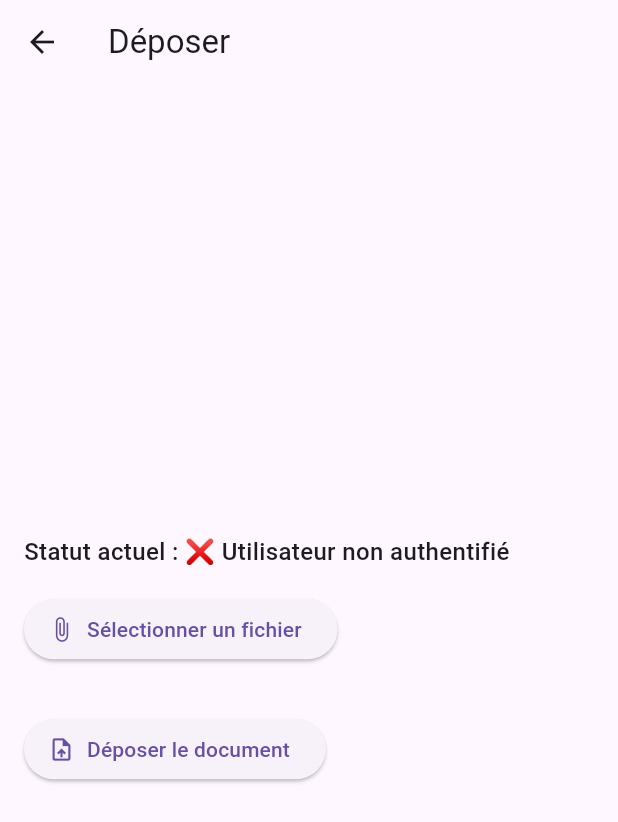
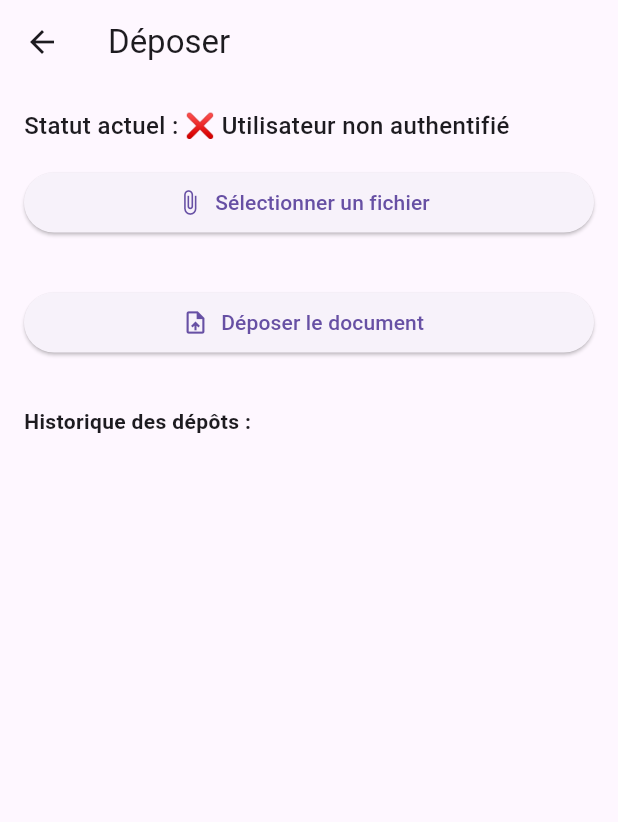
Before and after one commit to SaibiDhia/stage_app, a Flutter app: the DepotPage screen opened directly, after a tap on "Déposer le document", on a phone screen of 412 x 824 dp. Shown: the top 822 px of the screen. Run offline on Flutter 3.47's test engine with Material 3 defaults, Android fonts, the phone set to English and light mode, and no system bars; our stand-ins replace file_picker, shared_preferences; accounts and stored records are empty.

Commit message:
versionning + historique des documents working perfectly

```diff
--- a/Frontend/lib/screens/depot_page.dart
+++ b/Frontend/lib/screens/depot_page.dart
@@ -2,11 +2,12 @@ import 'package:flutter/material.dart';
 import 'package:file_picker/file_picker.dart';
 import 'package:http/http.dart' as http;
 import 'dart:io';
+import 'dart:convert';
 import 'package:shared_preferences/shared_preferences.dart';
 import 'dart:async';
 
 class DepotPage extends StatefulWidget {
-  final String documentType; // "Bilan", "Rapport", "Journal de Bord"
+  final String documentType; // 'Bilan', 'Rapport', 'Journal de Bord'
 
   const DepotPage({super.key, required this.documentType});
 
@@ -23,34 +24,13 @@ class _DepotPageState extends State<DepotPage> {
   String _currentType = '';
   int _currentVersion = 1;
   int _maxVersion = 1;
-
-  // -------- LOGIQUE VERSION --------
-
-  int getMaxVersion(String baseType) {
-    switch (baseType) {
-      case 'Bilan':
-        return 1;
-      case 'Rapport':
-        return 2;
-      case 'Journal de Bord':
-        return 3;
-      default:
-        return 1;
-    }
-  }
-
-  String _getVersionType(String baseType, int version) {
-    if (baseType == 'Journal de Bord') {
-      return 'Journal de Bord Version $version';
-    }
-    return '$baseType Version $version';
-  }
+  List<Map<String, dynamic>> _historique = [];
 
   @override
   void initState() {
     super.initState();
-    _maxVersion = getMaxVersion(widget.documentType);
-    _fetchStatut();
+    _maxVersion = _getMaxVersion(widget.documentType);
+    _fetchStatutAndHistorique();
     _startAutoRefresh();
   }
 
@@ -62,11 +42,27 @@ class _DepotPageState extends State<DepotPage> {
 
   void _startAutoRefresh() {
     _refreshTimer = Timer.periodic(const Duration(seconds: 10), (_) {
-      _fetchStatut();
+      _fetchStatutAndHistorique();
     });
   }
 
-  // -------- SELECTION DE FICHIER --------
+  int _getMaxVersion(String baseType) {
+    if (baseType.startsWith('Journal de Bord')) return 1;
+    if (baseType.startsWith('Rapport')) return 2;
+    if (baseType.startsWith('Bilan')) return 3;
+    return 1;
+  }
+
+  String _getVersionedType(String baseType, int version) {
+    // Si baseType contient déjà "Version", NE PAS rajouter le suffixe
+    if (baseType.contains('Version')) {
+      return baseType;
+    }
+    if (baseType == 'Journal de Bord') {
+      return "Journal de Bord"; // une seule version
+    }
+    return "$baseType Version $version";
+  }
 
   Future<void> _pickFile() async {
     final result = await FilePicker.platform.pickFiles();
@@ -78,73 +74,86 @@ class _DepotPageState extends State<DepotPage> {
     }
   }
 
-  // -------- RÉCUPÉRATION STATUTS + VERSION --------
-
-  Future<void> _fetchStatut() async {
+  Future<void> _fetchStatutAndHistorique() async {
     try {
       final prefs = await SharedPreferences.getInstance();
       final userId = prefs.getInt('userId');
       final token = prefs.getString('token');
+
       if (userId == null || token == null) {
         setState(() => _statut = '❌ Utilisateur non authentifié');
         return;
       }
 
-      String baseType = widget.documentType;
-      int maxVersion = getMaxVersion(baseType);
-
-      // Va chercher le statut de chaque version (de 1 à maxVersion)
-      for (int version = 1; version <= maxVersion; version++) {
-        final docType = _getVersionType(baseType, version);
-        final encodedType = Uri.encodeComponent(docType);
-        final url =
-            'http://10.0.2.2:8081/api/documents/statut?userId=$userId&type=$encodedType';
-
-        final response = await http.get(Uri.parse(url), headers: {
+      // Récupérer l'historique
+      final histoUrl =
+          'http://10.0.2.2:8081/api/documents/historique?userId=$userId&baseType=${widget.documentType}';
+      final histoResp = await http.get(Uri.parse(histoUrl), headers: {
         'Authorization': 'Bearer $token',
         'Content-Type': 'application/json',
       });
 
-        if (response.statusCode == 200) {
-          final status = response.body.replaceAll('"', '').toUpperCase();
+      if (histoResp.statusCode == 200) {
+        final List<dynamic> docs =
+            json.decode(utf8.decode(histoResp.bodyBytes));
+        setState(() {
+          _historique = docs.map<Map<String, dynamic>>((doc) {
+            return {
+              'type': doc['type'],
+              'dateDepot': doc['dateDepot'],
+              'statut': doc['statut'],
+            };
+          }).toList();
+        });
+      }
 
-          // NON_DEPOSE ou REJETE : c'est la version à déposer !
-          if (status == 'NON_DEPOSE' || status == 'REJETE') {
+      print("maxVersion: $_maxVersion");
+      print("_historique:");
+      for (var h in _historique) print(h);
+
+      for (int version = 1; version <= _maxVersion; version++) {
+        final docType = _getVersionedType(widget.documentType, version);
+        final versionDocs =
+            _historique.where((doc) => doc['type'] == docType).toList();
+        print("TEST: $docType, trouvé: ${versionDocs.length}");
+
+        if (versionDocs.isEmpty) {
           setState(() {
             _currentVersion = version;
             _currentType = docType;
-              _statut = status;
+            _statut = 'NON_DEPOSE';
           });
           return;
         }
-          // EN_ATTENTE : doit attendre la validation/rejet de cette version
-          if (status == 'EN_ATTENTE') {
+        final lastDoc = versionDocs.last;
+        final lastStatus = lastDoc['statut'].toUpperCase();
+
+        if (lastStatus == 'EN_ATTENTE' || lastStatus == 'REJETE') {
           setState(() {
             _currentVersion = version;
             _currentType = docType;
-              _statut = status;
+            _statut = lastStatus;
           });
           return;
         }
-          // VALIDE : continue boucle (version suivante)
-        } else {
-          setState(() => _statut = 'Erreur ${response.statusCode}');
+        if (lastStatus != 'VALIDE') {
+          setState(() {
+            _currentVersion = version;
+            _currentType = docType;
+            _statut = lastStatus;
+          });
           return;
         }
       }
-
-      // Si toutes les versions sont validées
       setState(() {
         _statut = 'TOUTES_VALIDEES';
-        _currentVersion = maxVersion;
-        _currentType = _getVersionType(baseType, maxVersion);
+        _currentVersion = _maxVersion;
+        _currentType = _getVersionedType(widget.documentType, _maxVersion);
       });
     } catch (e) {
       setState(() => _statut = '❌ Erreur réseau');
     }
   }
-
-  // -------- UPLOAD --------
 
   Future<void> _uploadFile() async {
     if (_selectedFile == null) return;
@@ -185,7 +194,7 @@ class _DepotPageState extends State<DepotPage> {
         _uploadMessage = '✅ Document déposé avec succès';
         _selectedFile = null;
       });
-      _fetchStatut();
+      _fetchStatutAndHistorique();
     } else {
       setState(() {
         _uploadMessage = '❌ Échec du dépôt (${response.statusCode})';
@@ -193,64 +202,59 @@ class _DepotPageState extends State<DepotPage> {
     }
   }
 
-  // -------- UI --------
-
   @override
   Widget build(BuildContext context) {
-    // Dépôt désactivé si EN_ATTENTE ou TOUTES_VALIDEES
     bool isDepotDisabled =
         _statut == 'EN_ATTENTE' || _statut == 'TOUTES_VALIDEES';
 
-    // Messages personnalisés selon statut/version
-    String infoMsg = '';
-    if (_statut == 'NON_DEPOSE') {
-      infoMsg = "Déposez la version $_currentVersion.";
-    } else if (_statut == 'EN_ATTENTE') {
-      infoMsg =
-          "🕒 Ce document est en cours de validation. Vous ne pouvez pas le modifier pour le moment.";
-    } else if (_statut == 'REJETE') {
-      infoMsg =
-          "❌ Le document a été rejeté. Vous pouvez déposer à nouveau cette version.";
-    } else if (_statut == 'VALIDE' && _currentVersion < _maxVersion) {
-      infoMsg =
-          "✅ Version ${_currentVersion} validée. Veuillez déposer la version suivante.";
-    } else if (_statut == 'TOUTES_VALIDEES') {
-      infoMsg = "✅ Toutes les versions ont été validées pour ce document.";
-    }
-
     return Scaffold(
-      appBar: AppBar(title: Text('Déposer $_currentType')),
+      appBar: AppBar(
+        title: Text('Déposer $_currentType'),
+        leading: BackButton(),
+      ),
       body: Padding(
         padding: const EdgeInsets.all(16.0),
-        child: Column(
-          mainAxisAlignment: MainAxisAlignment.center,
-          crossAxisAlignment: CrossAxisAlignment.start,
+        child: ListView(
           children: [
-            Text('Statut actuel : $_statut',
-                style:
-                    const TextStyle(fontSize: 16, fontWeight: FontWeight.w500)),
+            Text(
+              'Statut actuel : $_statut',
+              style: const TextStyle(
+                fontSize: 16,
+                fontWeight: FontWeight.w500,
+              ),
+            ),
             const SizedBox(height: 16),
-            if (infoMsg.isNotEmpty)
+
+            // Messages UX
+            if (_statut == 'EN_ATTENTE')
               _buildStatusBox(
-                _statut == 'EN_ATTENTE'
-                    ? Colors.amber[100]!
-                    : _statut == 'REJETE'
-                        ? Colors.red[100]!
-                        : _statut == 'TOUTES_VALIDEES'
-                            ? Colors.green[100]!
-                            : Colors.blue[50]!,
-                _statut == 'EN_ATTENTE'
-                    ? Icons.hourglass_top
-                    : _statut == 'REJETE'
-                        ? Icons.cancel
-                        : Icons.check_circle,
-                _statut == 'EN_ATTENTE'
-                    ? Colors.orange
-                    : _statut == 'REJETE'
-                        ? Colors.red
-                        : Colors.green,
-                infoMsg,
+                Colors.amber[100]!,
+                Icons.hourglass_top,
+                Colors.orange,
+                "🕒 Ce document est en cours de validation. Vous ne pouvez pas le modifier pour le moment.",
               ),
+            if (_statut == 'REJETE')
+              _buildStatusBox(
+                Colors.red[100]!,
+                Icons.cancel,
+                Colors.red,
+                "❌ Le document a été rejeté. Vous pouvez déposer à nouveau cette version.",
+              ),
+            if (_statut == 'TOUTES_VALIDEES')
+              _buildStatusBox(
+                Colors.green[100]!,
+                Icons.check_circle,
+                Colors.green,
+                "✅ Toutes les versions ont été validées pour ce document.",
+              ),
+            if (_statut == 'NON_DEPOSE')
+              _buildStatusBox(
+                Colors.blue[50]!,
+                Icons.info_outline,
+                Colors.blue,
+                "Déposez la version $_currentVersion.",
+              ),
+            // Actions fichier/dépôt
             ElevatedButton.icon(
               onPressed: isDepotDisabled ? null : _pickFile,
               icon: const Icon(Icons.attach_file),
@@ -259,10 +263,11 @@ class _DepotPageState extends State<DepotPage> {
             const SizedBox(height: 16),
             if (_selectedFile != null)
               Text(
-                  'Fichier sélectionné : ${_selectedFile!.path.split('/').last}'),
+                'Fichier sélectionné : ${_selectedFile!.path.split('/').last}',
+              ),
             const SizedBox(height: 16),
             _isUploading
-                ? const CircularProgressIndicator()
+                ? const Center(child: CircularProgressIndicator())
                 : ElevatedButton.icon(
                     onPressed: isDepotDisabled ? null : _uploadFile,
                     icon: const Icon(Icons.upload_file),
@@ -270,10 +275,21 @@ class _DepotPageState extends State<DepotPage> {
                   ),
             if (_uploadMessage != null) ...[
               const SizedBox(height: 20),
-              Text(_uploadMessage!,
-                  style: const TextStyle(
-                      fontSize: 16, fontWeight: FontWeight.bold)),
-            ]
+              Text(
+                _uploadMessage!,
+                style:
+                    const TextStyle(fontSize: 16, fontWeight: FontWeight.bold),
+              ),
+            ],
+
+            // Historique des dépôts
+            const SizedBox(height: 32),
+            const Text(
+              "Historique des dépôts :",
+              style: TextStyle(fontWeight: FontWeight.w600),
+            ),
+            const SizedBox(height: 8),
+            ..._historique.map((doc) => _buildHistoriqueCard(doc)).toList(),
           ],
         ),
       ),
@@ -281,7 +297,11 @@ class _DepotPageState extends State<DepotPage> {
   }
 
   Widget _buildStatusBox(
-      Color backgroundColor, IconData icon, Color iconColor, String message) {
+    Color backgroundColor,
+    IconData icon,
+    Color iconColor,
+    String message,
+  ) {
     return Container(
       padding: const EdgeInsets.all(12),
       margin: const EdgeInsets.only(bottom: 16),
@@ -294,8 +314,81 @@ class _DepotPageState extends State<DepotPage> {
           Icon(icon, color: iconColor),
           const SizedBox(width: 10),
           Expanded(
-              child:
-                  Text(message, style: const TextStyle(color: Colors.black87))),
+              child: Text(
+            message,
+            style: const TextStyle(color: Colors.black87),
+          )),
+        ],
+      ),
+    );
+  }
+
+  Widget _buildHistoriqueCard(Map<String, dynamic> doc) {
+    Color color;
+    IconData icon;
+    String status = doc['statut'].toString().toUpperCase();
+    switch (status) {
+      case 'VALIDE':
+        color = Colors.green[100]!;
+        icon = Icons.check_circle;
+        break;
+      case 'EN_ATTENTE':
+        color = Colors.amber[100]!;
+        icon = Icons.hourglass_top;
+        break;
+      case 'REJETE':
+        color = Colors.red[100]!;
+        icon = Icons.cancel;
+        break;
+      default:
+        color = Colors.grey[200]!;
+        icon = Icons.insert_drive_file;
+    }
+    return Container(
+      margin: const EdgeInsets.symmetric(vertical: 6),
+      padding: const EdgeInsets.all(10),
+      decoration: BoxDecoration(
+        color: color,
+        borderRadius: BorderRadius.circular(8),
+        boxShadow: [
+          BoxShadow(
+              color: Colors.grey.withOpacity(0.09),
+              blurRadius: 3,
+              offset: Offset(0, 2))
+        ],
+      ),
+      child: Row(
+        children: [
+          Icon(icon, color: Colors.black54, size: 24),
+          const SizedBox(width: 12),
+          Expanded(
+            child: Column(
+              crossAxisAlignment: CrossAxisAlignment.start,
+              children: [
+                Text(
+                  doc['type'] ?? '',
+                  style: const TextStyle(
+                      fontWeight: FontWeight.w500, fontSize: 15),
+                ),
+                if (doc['dateDepot'] != null)
+                  Text("Déposé le ${doc['dateDepot']}",
+                      style: const TextStyle(fontSize: 12)),
+              ],
+            ),
+          ),
+          const SizedBox(width: 12),
+          Text(
+            status,
+            style: TextStyle(
+                fontWeight: FontWeight.bold,
+                color: status == 'VALIDE'
+                    ? Colors.green[900]
+                    : status == 'EN_ATTENTE'
+                        ? Colors.orange[800]
+                        : status == 'REJETE'
+                            ? Colors.red[900]
+                            : Colors.black54),
+          )
         ],
       ),
     );
--- a/Frontend/lib/widgets/sidebar.dart
+++ b/Frontend/lib/widgets/sidebar.dart
@@ -64,7 +64,7 @@ class Sidebar extends StatelessWidget {
                 onTap: () {
                   Navigator.of(context).push(MaterialPageRoute(
                     builder: (context) =>
-                        const DepotPage(documentType: 'Bilan Version 1'),
+                        const DepotPage(documentType: 'Bilan'),
                   ));
                 },
               ),
@@ -73,7 +73,7 @@ class Sidebar extends StatelessWidget {
                 onTap: () {
                   Navigator.of(context).push(MaterialPageRoute(
                     builder: (context) =>
-                        const DepotPage(documentType: 'Rapport Version 1'),
+                        const DepotPage(documentType: 'Rapport'),
                   ));
                 },
               ),
```
Lines whose indentation alone changed are shown as unchanged.
